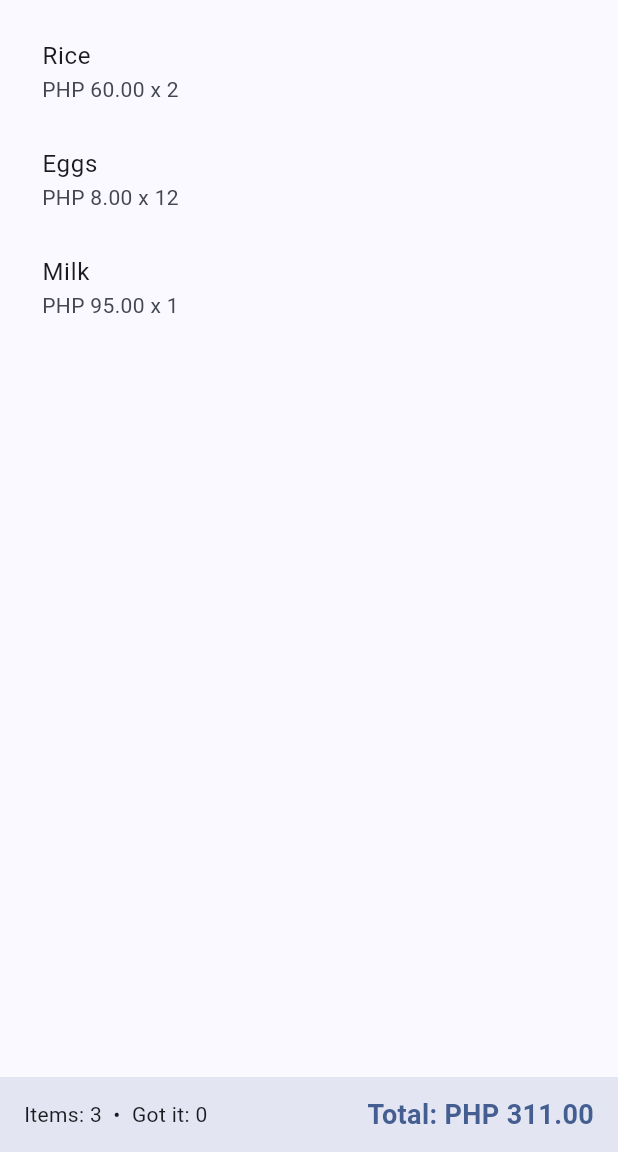
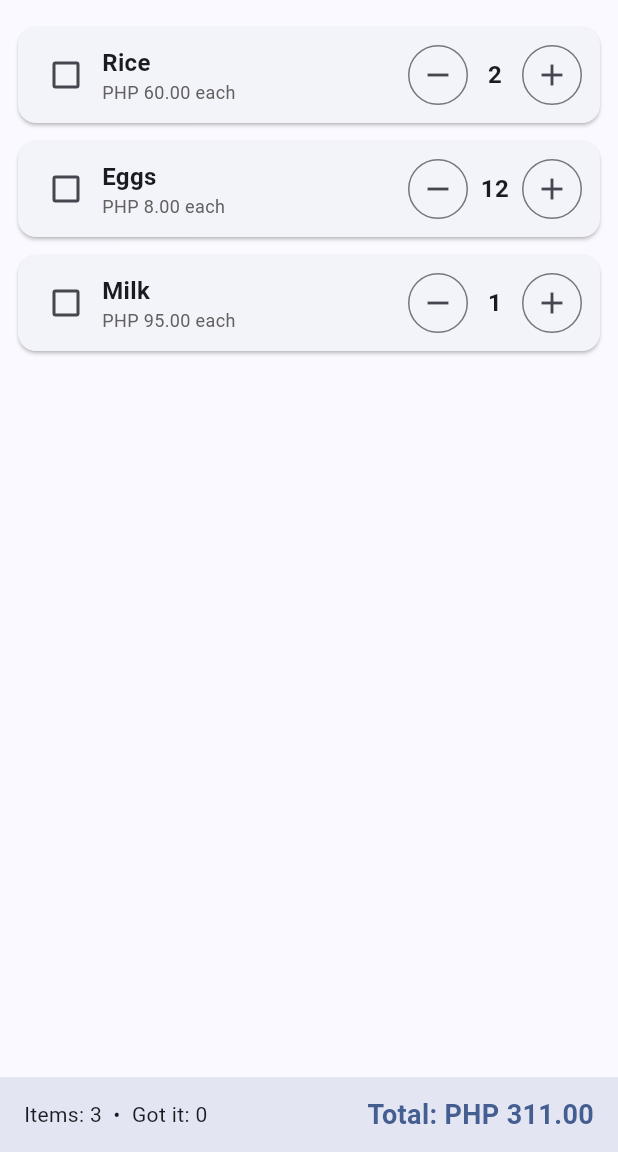
Before and after one commit to Eons-07/stateful-lab-Sabayle, a Flutter app: the screen it shows after launch, on a phone screen of 412 x 824 dp, the part 84-1236 px from its top. Run offline on Flutter 3.47's test engine with Material 3 defaults, Android fonts, the phone set to English and light mode, and no system bars.

Commit message:
Add CartItemTile and quantity controls with setState

```diff
--- a/lib/main.dart
+++ b/lib/main.dart
@@ -39,6 +39,11 @@ class _CartScreenState extends State<CartScreen> {
     super.dispose();
   }
 
+  // Every change to _items or to an item's fields happens inside setState so the screen rebuilds.
+  void _increase(int i) => setState(() { if (_items[i].quantity < 99) _items[i].quantity++; }); // plus stops at 99
+  void _decrease(int i) => setState(() { if (_items[i].quantity > 1) _items[i].quantity--; }); // minus never goes below 1
+  void _toggle(int i) => setState(() => _items[i].gotIt = !_items[i].gotIt);
+
   // Derived values are computed from _items every build, so the summary is always live.
   int get _gotCount => _items.where((item) => item.gotIt).length;
   double get _total => _items.fold(0.0, (sum, item) => sum + item.price * item.quantity);
@@ -54,7 +59,7 @@ class _CartScreenState extends State<CartScreen> {
             child: ListView.builder(
               padding: const EdgeInsets.all(12),
               itemCount: _items.length,
-              itemBuilder: (context, i) => ListTile(title: Text(_items[i].name), subtitle: Text('PHP ${_items[i].price.toStringAsFixed(2)} x ${_items[i].quantity}')),
+              itemBuilder: (context, i) => CartItemTile(item: _items[i], onIncrease: () => _increase(i), onDecrease: () => _decrease(i), onToggle: () => _toggle(i)),
             ),
           ),
           Container(
@@ -74,3 +79,37 @@ class _CartScreenState extends State<CartScreen> {
     );
   }
 }
+
+// Stateless: it only displays the CartItem it is given and reports taps through callbacks; it never calls setState because the parent owns the data.
+class CartItemTile extends StatelessWidget {
+  final CartItem item;
+  final VoidCallback onIncrease;
+  final VoidCallback onDecrease;
+  final VoidCallback onToggle;
+  const CartItemTile({super.key, required this.item, required this.onIncrease, required this.onDecrease, required this.onToggle});
+  @override
+  Widget build(BuildContext context) => Card(
+        margin: const EdgeInsets.symmetric(vertical: 6),
+        child: Padding(
+          padding: const EdgeInsets.symmetric(horizontal: 8, vertical: 8),
+          child: Row(
+            children: [
+              Checkbox(value: item.gotIt, onChanged: (_) => onToggle()),
+              Expanded(
+                child: Column(
+                  crossAxisAlignment: CrossAxisAlignment.start,
+                  children: [
+                    // Line-through and grey text when the item is checked.
+                    Text(item.name, style: TextStyle(fontSize: 16, fontWeight: FontWeight.bold, decoration: item.gotIt ? TextDecoration.lineThrough : null, color: item.gotIt ? Colors.grey : null)),
+                    Text('PHP ${item.price.toStringAsFixed(2)} each', style: TextStyle(fontSize: 12, color: Colors.grey.shade700)),
+                  ],
+                ),
+              ),
+              IconButton.outlined(onPressed: onDecrease, icon: const Icon(Icons.remove)),
+              SizedBox(width: 28, child: Text('${item.quantity}', textAlign: TextAlign.center, style: const TextStyle(fontSize: 16, fontWeight: FontWeight.bold))),
+              IconButton.outlined(onPressed: onIncrease, icon: const Icon(Icons.add)),
+            ],
+          ),
+        ),
+      );
+}
```
